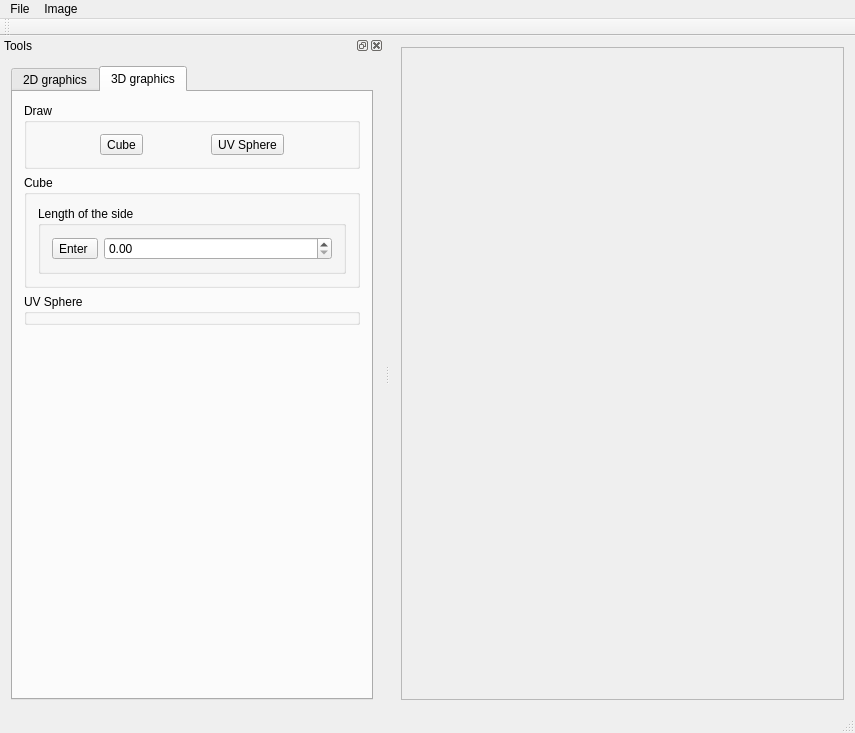
TwelveBacon/PG-PROJECT_STU, file ImageViewer.ui: the form before one commit.
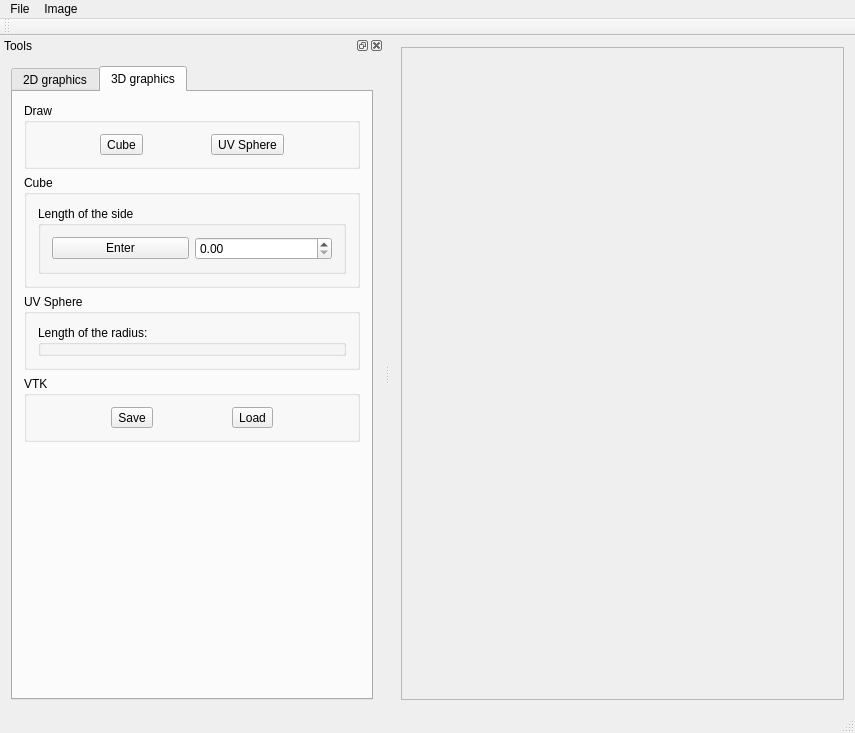
The form after the commit.

Commit message: Added saveToVTK, loadVTK and createUVSphere functions

```diff
--- a/ImageViewer.ui
+++ b/ImageViewer.ui
@@ -7,7 +7,7 @@
     <x>0</x>
     <y>0</y>
     <width>855</width>
-    <height>718</height>
+    <height>724</height>
    </rect>
   </property>
   <property name="windowTitle">
@@ -381,12 +381,9 @@
               </property>
               <layout class="QHBoxLayout" name="horizontalLayout_8">
                <item>
-                <widget class="QToolButton" name="tbSideLen">
+                <widget class="QPushButton" name="pbSideLen">
                  <property name="text">
-                  <string>Enter </string>
-                 </property>
-                 <property name="checkable">
-                  <bool>true</bool>
+                  <string>Enter</string>
                  </property>
                 </widget>
                </item>
@@ -404,6 +401,38 @@
            <property name="title">
             <string>UV Sphere</string>
            </property>
+           <layout class="QVBoxLayout" name="verticalLayout_5">
+            <item>
+             <widget class="QGroupBox" name="groupBox_15">
+              <property name="title">
+               <string>Length of the radius:</string>
+              </property>
+             </widget>
+            </item>
+           </layout>
+          </widget>
+         </item>
+         <item>
+          <widget class="QGroupBox" name="groupBox_14">
+           <property name="title">
+            <string>VTK</string>
+           </property>
+           <layout class="QHBoxLayout" name="horizontalLayout_9">
+            <item>
+             <widget class="QToolButton" name="tbSaveVTK">
+              <property name="text">
+               <string>Save</string>
+              </property>
+             </widget>
+            </item>
+            <item>
+             <widget class="QToolButton" name="tbLoadVTK">
+              <property name="text">
+               <string>Load</string>
+              </property>
+             </widget>
+            </item>
+           </layout>
           </widget>
          </item>
          <item>
```
Left out of the diff: 2 changed lines with no effect on the pictures. The commit also changes 4 other files.
